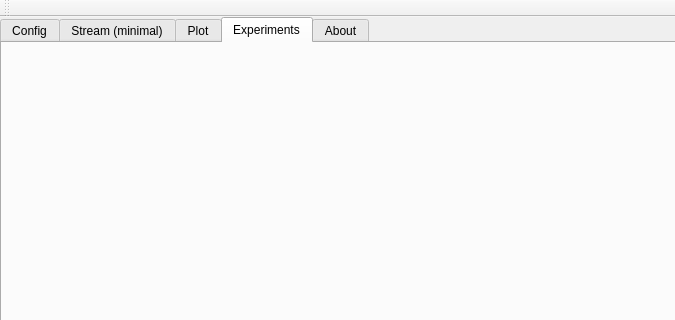
Old version of the form execute-gui-1/mainwindow.ui in the repository JFDuval/FlexSEA; both pictures show x 0 to 675 and y 0 to 320 of the 1024 by 768 pixel window.
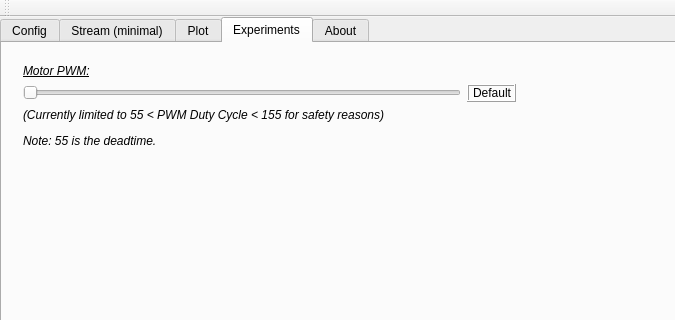
New version of the form. The open tabs and pages were chosen to show the change. Custom widgets are drawn as their Qt base class.

Commit message: Added a PWM slider to the Exp tab

Patch:
```diff
--- a/execute-gui-1/mainwindow.ui
+++ b/execute-gui-1/mainwindow.ui
@@ -1077,6 +1077,67 @@
      <attribute name="title">
       <string>Experiments</string>
      </attribute>
+     <widget class="QWidget" name="gridLayoutWidget_6">
+      <property name="geometry">
+       <rect>
+        <x>10</x>
+        <y>10</y>
+        <width>515</width>
+        <height>106</height>
+       </rect>
+      </property>
+      <layout class="QGridLayout" name="gridLayout_6">
+       <item row="1" column="1">
+        <widget class="QLabel" name="disp_MotPWM">
+         <property name="autoFillBackground">
+          <bool>false</bool>
+         </property>
+         <property name="frameShape">
+          <enum>QFrame::Box</enum>
+         </property>
+         <property name="frameShadow">
+          <enum>QFrame::Raised</enum>
+         </property>
+         <property name="lineWidth">
+          <number>1</number>
+         </property>
+         <property name="text">
+          <string>Default</string>
+         </property>
+         <property name="alignment">
+          <set>Qt::AlignRight|Qt::AlignTrailing|Qt::AlignVCenter</set>
+         </property>
+        </widget>
+       </item>
+       <item row="1" column="0">
+        <widget class="QSlider" name="hSlider_PWM">
+         <property name="minimum">
+          <number>55</number>
+         </property>
+         <property name="maximum">
+          <number>155</number>
+         </property>
+         <property name="orientation">
+          <enum>Qt::Horizontal</enum>
+         </property>
+        </widget>
+       </item>
+       <item row="0" column="0">
+        <widget class="QLabel" name="label_26">
+         <property name="text">
+          <string>&lt;html&gt;&lt;head/&gt;&lt;body&gt;&lt;p&gt;&lt;span style=&quot; font-style:italic; text-decoration: underline;&quot;&gt;Motor PWM:&lt;/span&gt;&lt;/p&gt;&lt;/body&gt;&lt;/html&gt;</string>
+         </property>
+        </widget>
+       </item>
+       <item row="2" column="0" colspan="2">
+        <widget class="QLabel" name="label_27">
+         <property name="text">
+          <string>&lt;html&gt;&lt;head/&gt;&lt;body&gt;&lt;p&gt;&lt;span style=&quot; font-style:italic;&quot;&gt;(Currently limited to 55 &amp;lt; PWM Duty Cycle &amp;lt; 155 for safety reasons)&lt;/span&gt;&lt;/p&gt;&lt;p&gt;&lt;span style=&quot; font-style:italic;&quot;&gt;Note: 55 is the deadtime.&lt;/span&gt;&lt;/p&gt;&lt;/body&gt;&lt;/html&gt;</string>
+         </property>
+        </widget>
+       </item>
+      </layout>
+     </widget>
     </widget>
     <widget class="QWidget" name="about">
      <attribute name="title">
```
Left out of the diff: 2 changed lines with no effect on the pictures. The commit also changes 6 other files.
